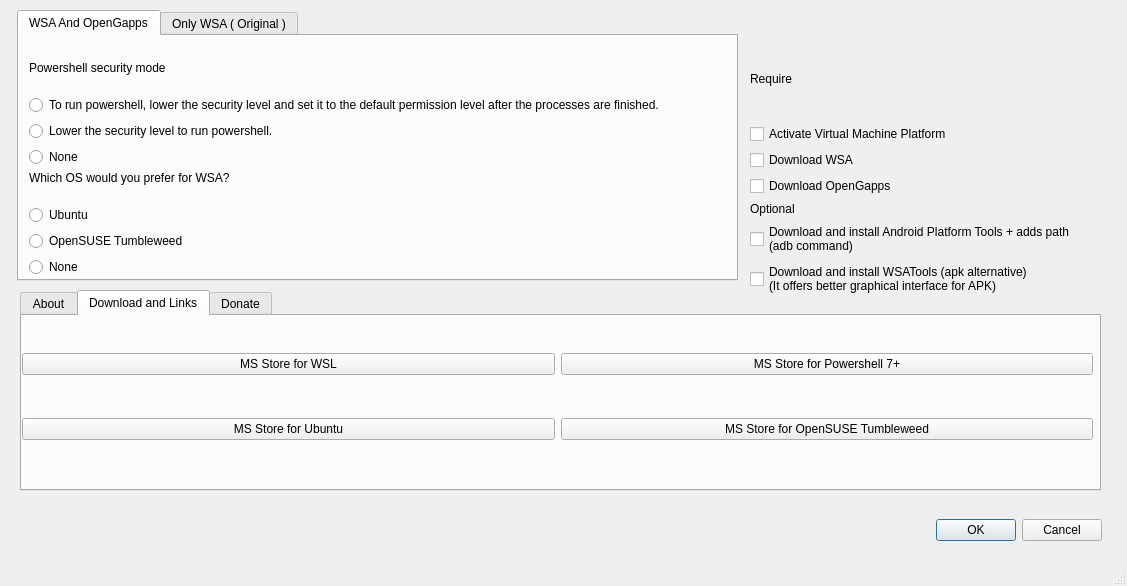
Old version of the form mainwindow.ui in the repository herrwinfried/EasierWsaInstallerGui.
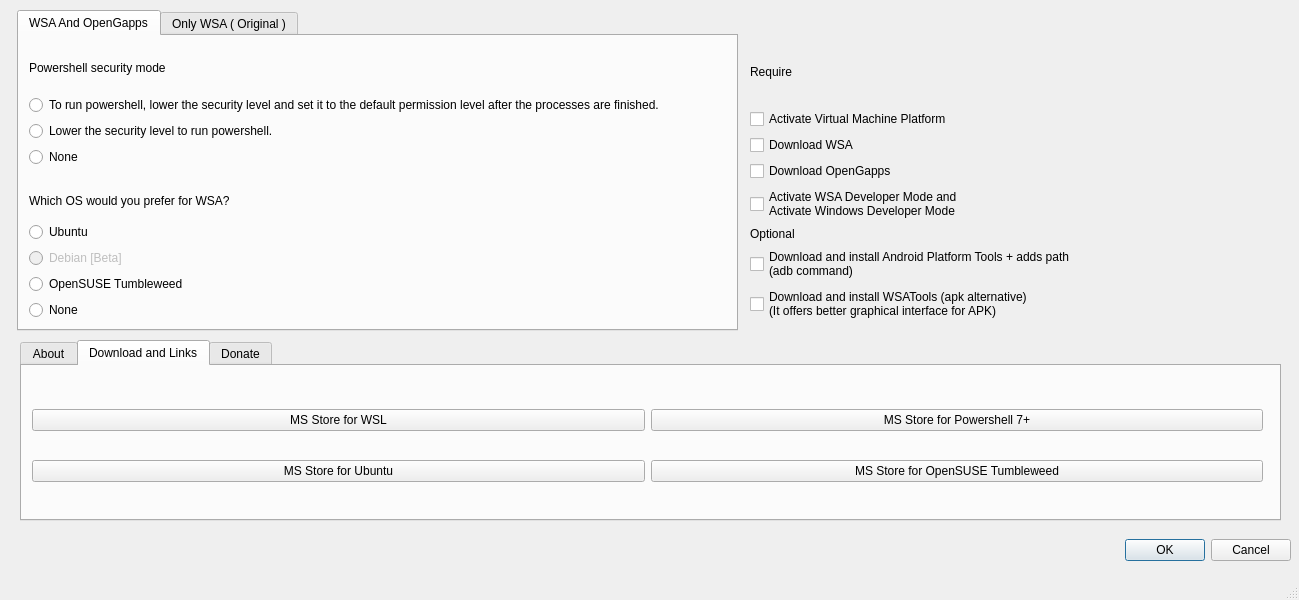
New version of the form. The open tabs and pages were chosen to show the change. Icons and pictures are not drawn.

The edit to the form file:
```diff
--- a/mainwindow.ui
+++ b/mainwindow.ui
@@ -6,8 +6,8 @@
    <rect>
     <x>0</x>
     <y>0</y>
-    <width>1127</width>
-    <height>586</height>
+    <width>1299</width>
+    <height>600</height>
    </rect>
   </property>
   <property name="windowTitle">
@@ -21,9 +21,9 @@
    <widget class="QWidget" name="horizontalLayoutWidget">
     <property name="geometry">
      <rect>
-      <x>21</x>
-      <y>510</y>
-      <width>1081</width>
+      <x>30</x>
+      <y>530</y>
+      <width>1261</width>
       <height>41</height>
      </rect>
     </property>
@@ -44,9 +44,9 @@
     <property name="geometry">
      <rect>
       <x>20</x>
-      <y>290</y>
-      <width>1081</width>
-      <height>201</height>
+      <y>340</y>
+      <width>1261</width>
+      <height>181</height>
      </rect>
     </property>
     <property name="currentIndex">
@@ -119,10 +119,10 @@
      <widget class="QWidget" name="gridLayoutWidget">
       <property name="geometry">
        <rect>
-        <x>0</x>
-        <y>0</y>
-        <width>1071</width>
-        <height>161</height>
+        <x>10</x>
+        <y>20</y>
+        <width>1231</width>
+        <height>121</height>
        </rect>
       </property>
       <layout class="QGridLayout" name="gridLayout_2">
@@ -208,7 +208,7 @@
       <x>17</x>
       <y>10</y>
       <width>721</width>
-      <height>271</height>
+      <height>321</height>
      </rect>
     </property>
     <property name="currentIndex">
@@ -265,9 +265,9 @@
       <property name="geometry">
        <rect>
         <x>10</x>
-        <y>120</y>
+        <y>150</y>
         <width>701</width>
-        <height>121</height>
+        <height>134</height>
        </rect>
       </property>
       <layout class="QVBoxLayout" name="verticalLayout_4">
@@ -285,6 +285,16 @@
          </property>
         </widget>
        </item>
+       <item>
+        <widget class="QRadioButton" name="debian">
+         <property name="enabled">
+          <bool>false</bool>
+         </property>
+         <property name="text">
+          <string>Debian [Beta]</string>
+         </property>
+        </widget>
+       </item>
        <item>
         <widget class="QRadioButton" name="opensuse">
          <property name="text">
@@ -380,8 +390,8 @@
      <rect>
       <x>750</x>
       <y>40</y>
-      <width>416</width>
-      <height>256</height>
+      <width>449</width>
+      <height>281</height>
      </rect>
     </property>
     <layout class="QVBoxLayout" name="verticalLayout_2">
@@ -419,6 +429,14 @@
        </property>
       </widget>
      </item>
+     <item>
+      <widget class="QCheckBox" name="activewsa_dev">
+       <property name="text">
+        <string>Activate WSA Developer Mode and
+Activate Windows Developer Mode</string>
+       </property>
+      </widget>
+     </item>
      <item>
       <layout class="QVBoxLayout" name="verticalLayout_3">
        <item>
```
Left out of the diff: 47 changed lines with no effect on the pictures.
